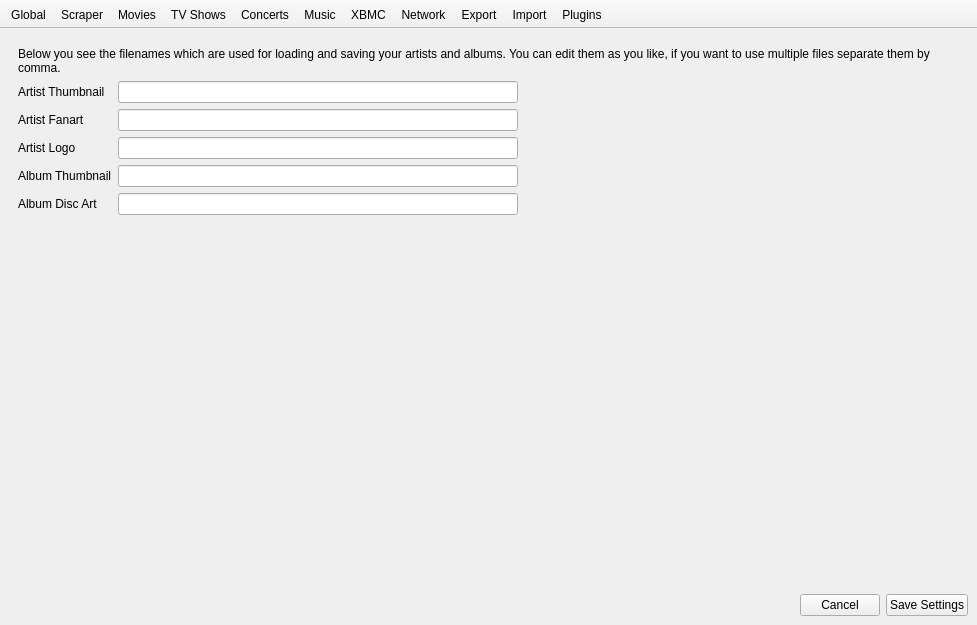
Before: the Qt Designer form settings/SettingsWindow.ui in Komet/MediaElch, drawn with Qt 5.
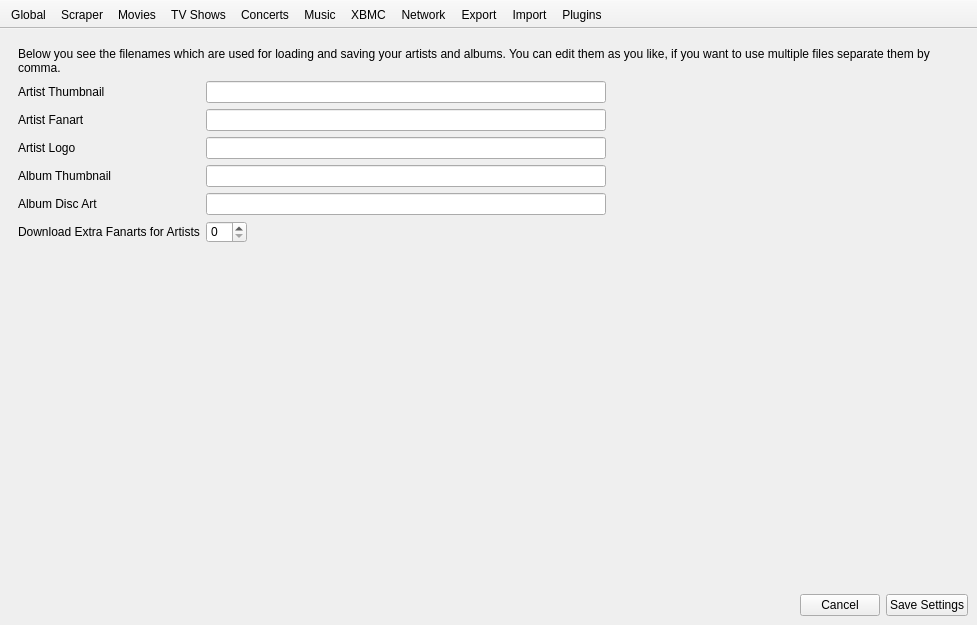
After: the same form once the commit is applied. The open tabs and pages were chosen to show the change. Custom widgets are drawn as their Qt base class.

Commit message: Extra fanarts for music artists

```diff
--- a/settings/SettingsWindow.ui
+++ b/settings/SettingsWindow.ui
@@ -1170,6 +1170,20 @@
             </property>
            </widget>
           </item>
+          <item row="5" column="0">
+           <widget class="QLabel" name="label_63">
+            <property name="text">
+             <string>Download Extra Fanarts for Artists</string>
+            </property>
+           </widget>
+          </item>
+          <item row="5" column="1">
+           <widget class="QSpinBox" name="artistExtraFanarts">
+            <property name="maximum">
+             <number>20</number>
+            </property>
+           </widget>
+          </item>
          </layout>
         </item>
        </layout>
```
Left out of the diff: 4 changed lines with no effect on the pictures. The commit also changes 18 other files.
